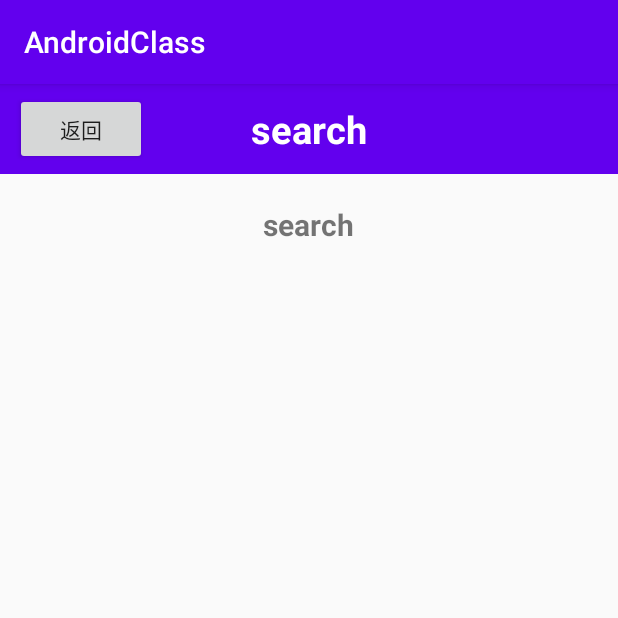
After one commit to ytt-fish/AndroidClass, an Android app: the PlantDesActivity screen opened directly, with no data from a screen before it, on a phone screen of 412 x 824 dp, the top half of it. The commit adds this screen. Run offline under Robolectric (Android 15) with nearby library versions, the phone set to English and light mode, and no system bars.

Commit message:
6.3搜索功能

```diff
--- a/app/src/main/AndroidManifest.xml
+++ b/app/src/main/AndroidManifest.xml
@@ -12,7 +12,8 @@
         android:supportsRtl="true"
         android:theme="@style/AppTheme"
         android:usesCleartextTraffic="true">
-        <activity android:name=".PlantListActivity"></activity>
+        <activity android:name=".PlantDesActivity"></activity>
+        <activity android:name="plant_list.PlantListActivity" />
         <activity android:name=".HomeActivity">
             <intent-filter>
                 <action android:name="android.intent.action.MAIN" />
@@ -25,6 +26,7 @@
             android:theme="@style/Theme.AppCompat.Dialog">
             <intent-filter>
                 <action android:name="android.intent.action.MAIN" />
+
                 <category android:name="android.intent.category.LAUNCHER" />
             </intent-filter>
         </activity>
--- a/app/src/main/java/com/example/androidclass/HomeActivity.java
+++ b/app/src/main/java/com/example/androidclass/HomeActivity.java
@@ -5,6 +5,8 @@ import androidx.appcompat.app.AppCompatActivity;
 import android.content.Intent;
 import android.os.Bundle;
 import android.view.View;
+
+import plant_list.PlantListActivity;
 
 public class HomeActivity extends AppCompatActivity {
 
@@ -17,7 +19,7 @@ public class HomeActivity extends AppCompatActivity {
     public void onClick_home(View view) {
         switch (view.getId()){
             case R.id.home_btn1:
-                Intent intent=new Intent(this,PlantListActivity.class);
+                Intent intent=new Intent(this, PlantListActivity.class);
                 startActivity(intent);
                 break;
             case R.id.home_btn2:
--- /dev/null
+++ b/app/src/main/java/com/example/androidclass/PlantDesActivity.java
@@ -0,0 +1,16 @@
+package com.example.androidclass;
+
+import androidx.appcompat.app.AppCompatActivity;
+
+import android.os.Bundle;
+import android.widget.TextView;
+
+public class PlantDesActivity extends AppCompatActivity {
+    TextView plantTitle,plantDes;
+
+    @Override
+    protected void onCreate(Bundle savedInstanceState) {
+        super.onCreate(savedInstanceState);
+        setContentView(R.layout.activity_plant_des);
+    }
+}
--- a/app/src/main/java/com/example/androidclass/PlantListActivity.java
+++ b/app/src/main/java/plant_list/PlantListActivity.java
@@ -1,4 +1,4 @@
-package com.example.androidclass;
+package plant_list;
 
 import androidx.appcompat.app.AppCompatActivity;
 
@@ -11,6 +11,8 @@ import android.widget.ImageView;
 import android.widget.ListView;
 import android.widget.SimpleAdapter;
 import android.widget.Toast;
+
+import com.example.androidclass.R;
 
 import org.jsoup.internal.StringUtil;
 
@@ -37,8 +39,6 @@ public class PlantListActivity extends AppCompatActivity implements AdapterView.
         searchI.setOnClickListener(this);
         flushI=findViewById(R.id.plant_list_flush);
         flushI.setOnClickListener(this);
-
-        String searchKey= String.valueOf(key.getText());
 
         listItems=new ArrayList<HashMap<String, String>>();
         for(int i=0;i<plantN.length;i++) {
@@ -72,22 +72,33 @@ public class PlantListActivity extends AppCompatActivity implements AdapterView.
     public void onClick(View v) {
         switch (v.getId()){
             case R.id.plant_list_search:
+                //获取输入内容，判断是否为空
                 String msg=key.getText().toString().trim();
                 if(StringUtil.isBlank(msg)){
                     Toast.makeText(this,"输入内容不能为空",Toast.LENGTH_LONG);
                     return;
                 }
+                //判断是否包含
                 List<HashMap<String,String>> listItems1=new ArrayList<HashMap<String, String>>();
                 for(int i=0;i<listItems.size();i++){
                     String name=listItems.get(i).get("PlantName");
                     if(name.contains(msg)){
                         listItems1.add(listItems.get(i));
                     }
-
                 }
-
+                listItems.clear();
+                listItems.addAll(listItems1);
+                listItemAdapter.notifyDataSetChanged();
                 break;
             case R.id.plant_list_flush:
+                listItems.clear();
+                for(int i=0;i<plantN.length;i++) {
+                    HashMap<String, String> map = new HashMap<String, String>();//创建一个对象，向里面放数据
+                    map.put("PlantName", plantN[i]);//标题文字，key不能重复
+                    map.put("PlantDetail", plantD[i]);//详情描述
+                    listItems.add(map);//加入数据
+                }
+                listItemAdapter.notifyDataSetChanged();
                 break;
         }
 
--- /dev/null
+++ b/app/src/main/res/layout/activity_plant_des.xml
@@ -0,0 +1,48 @@
+<?xml version="1.0" encoding="utf-8"?>
+<ScrollView xmlns:android="http://schemas.android.com/apk/res/android"
+    android:layout_width="match_parent"
+    android:layout_height="wrap_content">
+
+
+    <LinearLayout
+        android:id="@+id/plant_des"
+        android:layout_width="match_parent"
+        android:layout_height="wrap_content"
+        android:orientation="vertical">
+        <RelativeLayout
+            android:background="@color/colorPrimary"
+            android:layout_width="match_parent"
+            android:layout_height="60dp">
+
+            <Button
+                android:id="@+id/plant_des_back"
+                android:layout_width="wrap_content"
+                android:layout_height="wrap_content"
+                android:text="@string/plant_des_back"
+                android:layout_centerVertical="true"
+                android:layout_marginLeft="10dp"
+                android:layout_marginStart="10dp" />
+
+            <TextView
+                android:id="@+id/plant_des_title"
+                android:layout_width="wrap_content"
+                android:layout_height="wrap_content"
+                android:layout_centerInParent="true"
+                android:textColor="@color/design_default_color_background"
+                android:textSize="25sp"
+                android:text="@string/search"
+                android:textStyle="bold" />
+
+        </RelativeLayout>
+        <TextView
+            android:id="@+id/plant_description"
+            android:layout_width="wrap_content"
+            android:layout_height="wrap_content"
+            android:layout_gravity="center"
+            android:textStyle="bold"
+            android:text="@string/search"
+            android:textSize="20sp"
+            android:layout_margin="20dp"/>
+
+    </LinearLayout>
+</ScrollView>
--- a/app/src/main/res/layout/activity_plant_list.xml
+++ b/app/src/main/res/layout/activity_plant_list.xml
@@ -4,7 +4,7 @@
     xmlns:tools="http://schemas.android.com/tools"
     android:layout_width="match_parent"
     android:layout_height="match_parent"
-    tools:context=".PlantListActivity"
+    tools:context="plant_list.PlantListActivity"
     android:orientation="vertical">
 
     <RelativeLayout
@@ -47,7 +47,7 @@
             android:layout_toStartOf="@+id/plant_list_search"
             android:layout_toLeftOf="@+id/plant_list_search"
             android:textColor="@color/design_default_color_background"
-            android:inputType="text"
+
             android:autofillHints="@string/search" />
     </RelativeLayout>
 
--- a/app/src/main/res/values/strings.xml
+++ b/app/src/main/res/values/strings.xml
@@ -36,4 +36,5 @@
     <string name="home_btn1">常见植物介绍</string>
     <string name="home_btn2">科学知识</string>
     <string name="home_btn3">科学养护</string>
+    <string name="plant_des_back">返回</string>
 </resources>
```
